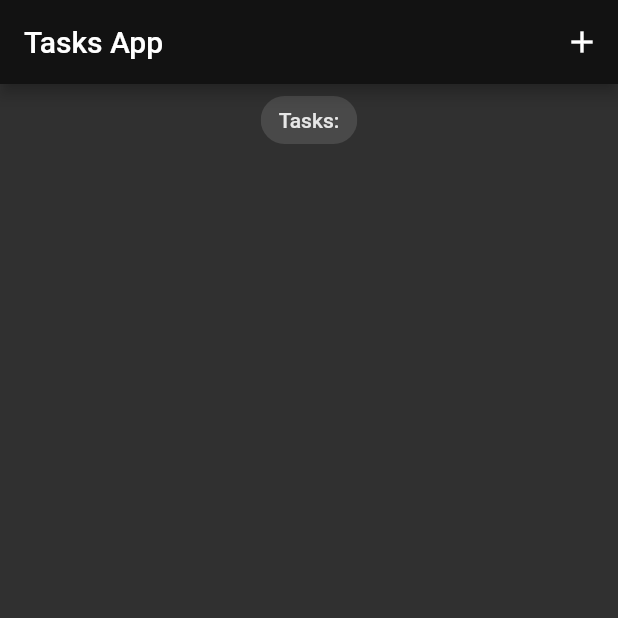
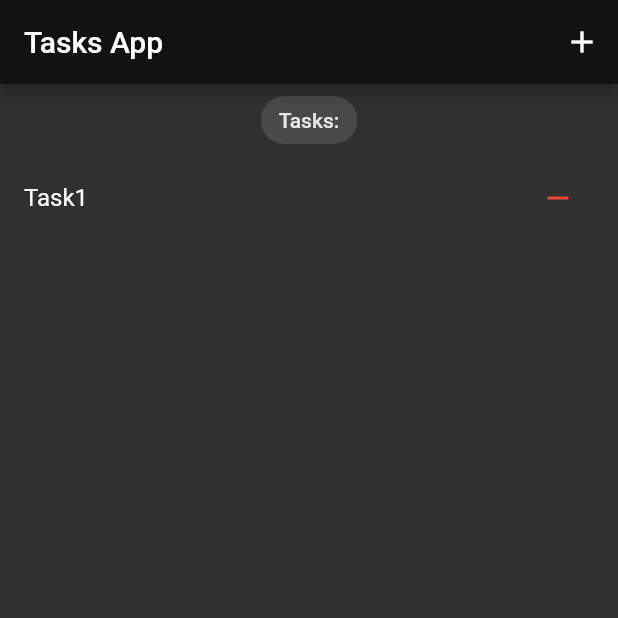
Before and after one commit to rostikKalabishka/bloc_todo, a Flutter app: the screen it shows after launch, on a phone screen of 412 x 824 dp, the top half of it. Run offline on Flutter 3.47's test engine with Material 2 defaults, Android fonts, the phone set to English and light mode, and no system bars; our stand-ins replace bloc, equatable, flutter_bloc.

Commit message:
add AddTask event and  DeleteTask

```diff
--- a/lib/blocs/bloc/task_bloc.dart
+++ b/lib/blocs/bloc/task_bloc.dart
@@ -8,18 +8,18 @@ part 'task_state.dart';
 
 class TaskBloc extends Bloc<TaskEvent, TaskState> {
   TaskBloc() : super(TaskState(allTask: const [])) {
-    on<TaskEvent>((event, emit) {
-      if (event is AddTask) {
-        _onAddTask;
-      } else if (event is DeleteTask) {
-        _onDeleteTask;
-      } else if (event is UpDateTask) {
-        _onUpDateTask;
-      }
-    });
-    // on<AddTask>(_onAddTask);
-    // on<DeleteTask>(_onDeleteTask);
-    // on<UpDateTask>(_onUpDateTask);
+    // on<TaskEvent>((event, emit) {
+    //   if (event is AddTask) {
+    //     _onAddTask;
+    //   } else if (event is DeleteTask) {
+    //     _onDeleteTask;
+    //   } else if (event is UpDateTask) {
+    //     _onUpDateTask;
+    //   }
+    // });
+    on<AddTask>(_onAddTask);
+    on<DeleteTask>(_onDeleteTask);
+    on<UpDateTask>(_onUpDateTask);
   }
 
   void _onAddTask(AddTask event, Emitter<TaskState> emit) {
--- a/lib/main.dart
+++ b/lib/main.dart
@@ -1,3 +1,4 @@
+import 'package:bloc_todo/models/task_model.dart';
 import 'package:bloc_todo/screens/task_screen.dart';
 import 'package:flutter/material.dart';
 import 'package:flutter_bloc/flutter_bloc.dart';
@@ -13,12 +14,13 @@ class MyApp extends StatelessWidget {
 
   @override
   Widget build(BuildContext context) {
-    return MaterialApp(
-      title: 'Flutter Demo',
-      theme: ThemeData(colorScheme: const ColorScheme.dark()),
-      home: BlocProvider(
-        create: (context) => TaskBloc(),
-        child: const TasksScreen(),
+    return BlocProvider<TaskBloc>(
+      create: (context) => TaskBloc()..add(AddTask(task: Task(title: 'Task1'))),
+      child: MaterialApp(
+        debugShowCheckedModeBanner: false,
+        title: 'Flutter Demo',
+        theme: ThemeData(colorScheme: const ColorScheme.dark()),
+        home: const TasksScreen(),
       ),
     );
   }
--- a/lib/screens/task_screen.dart
+++ b/lib/screens/task_screen.dart
@@ -6,11 +6,30 @@ import '../widgets/task_list_widget.dart';
 import 'add_task_screen.dart';
 
 // ignore: must_be_immutable
-class TasksScreen extends StatelessWidget {
+class TasksScreen extends StatefulWidget {
   const TasksScreen({Key? key}) : super(key: key);
 
   @override
+  State<TasksScreen> createState() => _TasksScreenState();
+}
+
+class _TasksScreenState extends State<TasksScreen> {
+  void addTask(BuildContext context) {
+    showModalBottomSheet(
+        context: context,
+        builder: (BuildContext context) {
+          return SingleChildScrollView(
+            child: Container(
+                padding: EdgeInsets.only(
+                    bottom: MediaQuery.of(context).viewInsets.bottom),
+                child: AddTaskScreen()),
+          );
+        });
+  }
+
+  @override
   Widget build(BuildContext context) {
+    return BlocBuilder<TaskBloc, TaskState>(builder: (context, state) {
       return Scaffold(
         appBar: AppBar(
           title: const Text('Tasks App'),
@@ -31,11 +50,9 @@ class TasksScreen extends StatelessWidget {
                 ),
               ),
             ),
-          BlocBuilder<TaskBloc, TaskState>(builder: (context, state) {
-            return TaskListWidget(
+            TaskListWidget(
               taskList: state.allTask,
-            );
-          })
+            ),
           ],
         ),
         floatingActionButton: FloatingActionButton(
@@ -44,5 +61,6 @@ class TasksScreen extends StatelessWidget {
           child: const Icon(Icons.add),
         ),
       );
+    });
   }
 }
--- a/lib/widgets/task_list_widget.dart
+++ b/lib/widgets/task_list_widget.dart
@@ -1,9 +1,15 @@
+import 'package:bloc_todo/blocs/bloc/task_bloc.dart';
 import 'package:bloc_todo/models/task_model.dart';
 import 'package:flutter/material.dart';
+import 'package:flutter_bloc/flutter_bloc.dart';
 
+// ignore: must_be_immutable
 class TaskListWidget extends StatelessWidget {
-  const TaskListWidget({required this.taskList, super.key});
-
+  TaskListWidget(
+      {required this.taskList,
+      // this.onPressed,
+      super.key});
+  // VoidCallback? onPressed;
   final List<Task> taskList;
   @override
   Widget build(BuildContext context) {
@@ -12,12 +18,23 @@ class TaskListWidget extends StatelessWidget {
           itemBuilder: (context, index) {
             return ListTile(
               title: Text(taskList[index].title),
+              trailing: IconButton(
+                icon: const Icon(
+                  Icons.remove,
+                  color: Colors.red,
+                ),
+                onPressed: () {
+                  context
+                      .read<TaskBloc>()
+                      .add(DeleteTask(task: taskList[index]));
+                },
+              ),
             );
           },
           separatorBuilder: (context, index) {
             return const Divider(
-              color: Colors.deepPurple,
-            );
+                // color: Colors.deepPurple,
+                );
           },
           itemCount: taskList.length),
     );
```
Also changed, not shown: lib/screens/add_task_screen.dart (+22 -13 lines). Lines whose indentation alone changed are shown as unchanged.
